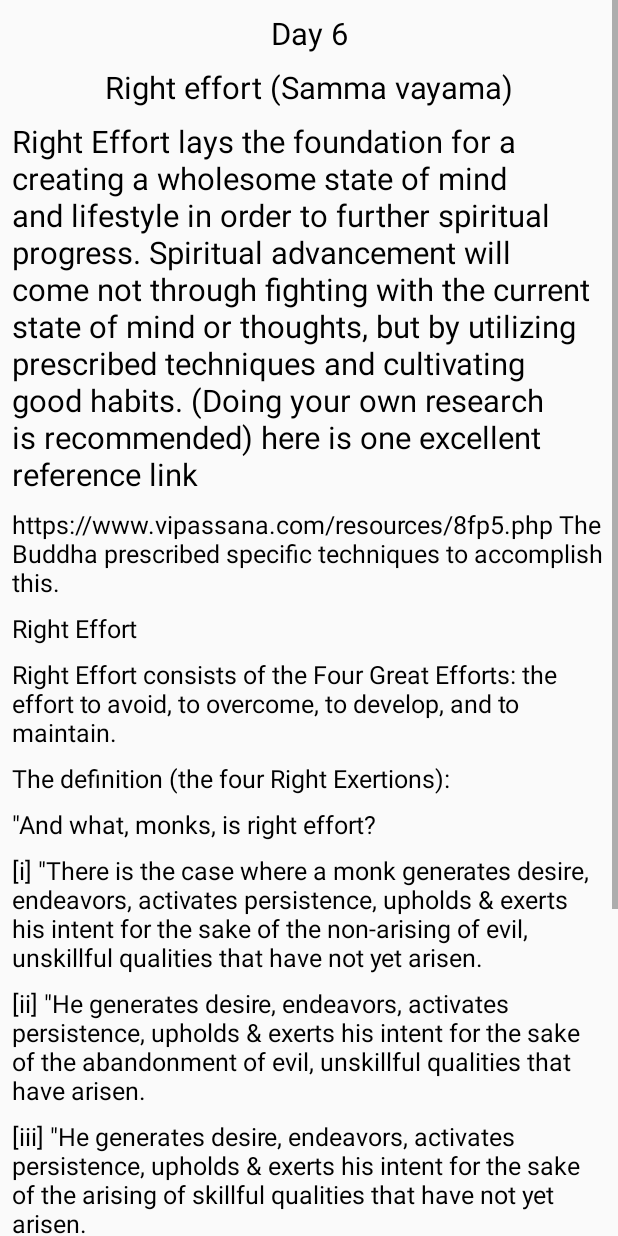
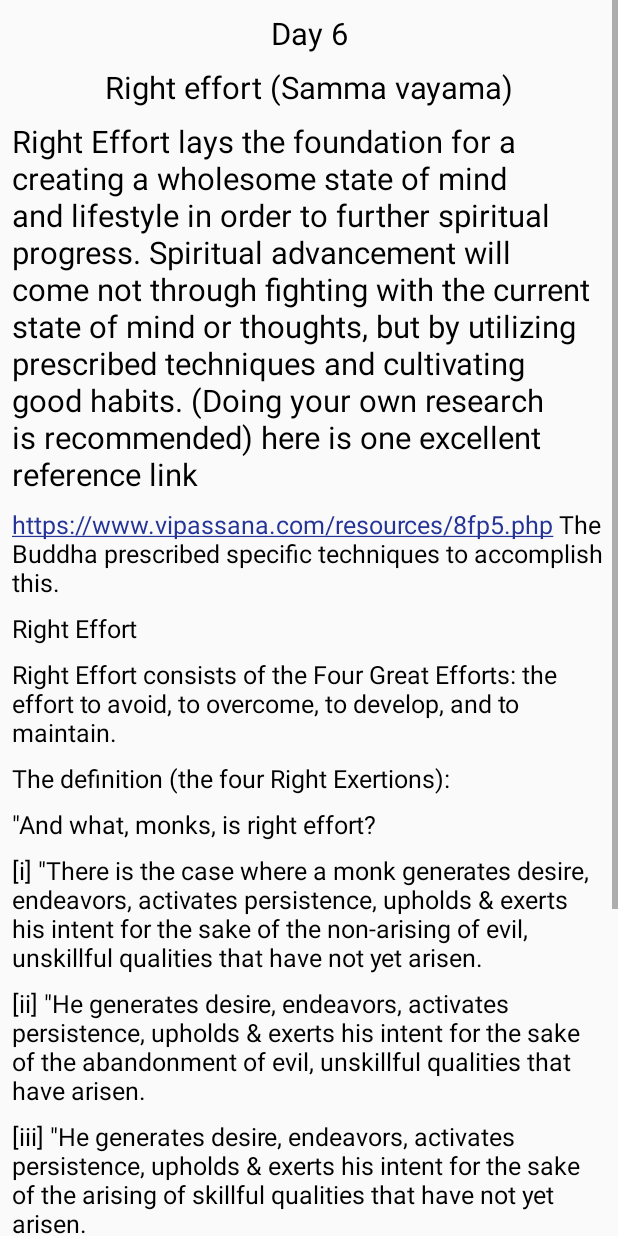
Before and after one commit to Brinfotech1407/BuddhaEightDayChallange, an Android app: the layout activity_day_six_teaching.xml on its own in the app's theme, with its tools: preview values and no code run, on a phone screen of 412 x 824 dp. Run offline under Robolectric (Android 15) with nearby library versions, the light colour scheme and no system bars; Roboto replaces fonts that are not available here.

Commit message:
link clickable set.

```diff
--- a/app/src/main/res/layout/activity_day_six_meditation.xml
+++ b/app/src/main/res/layout/activity_day_six_meditation.xml
@@ -44,7 +44,7 @@
                 android:text="Today's Meditation for Right Effort is simply practicing concentration, that is one of the
 prescribed techniques to help remedy worry or restlessness."
                 android:textColor="@color/colorBlack"
-                android:textSize="@dimen/titleTextSize" />
+                android:textSize="@dimen/normalTextSize" />
 
 
             <com.brinfotech.feedbacksystem.customClasses.FontsTextView
@@ -171,6 +171,9 @@ arisen: This, monks, is called right effort.'
                 android:layout_marginLeft="@dimen/common_margin"
                 android:layout_marginTop="@dimen/common_margin"
                 android:layout_marginRight="@dimen/common_margin"
+                android:linksClickable="true"
+                android:autoLink="web"
+                android:textColorLink="@color/colorBlue"
                 android:text='Right Effort lays the foundation for a creating a wholesome
 state of mind and lifestyle in order to further spiritual
 progress. It`s not through fighting with the current state of
--- a/app/src/main/res/layout/activity_day_six_teaching.xml
+++ b/app/src/main/res/layout/activity_day_six_teaching.xml
@@ -57,6 +57,9 @@ recommended) here is one excellent reference link "
                 android:layout_marginLeft="@dimen/common_margin"
                 android:layout_marginTop="@dimen/common_margin"
                 android:layout_marginRight="@dimen/common_margin"
+                android:linksClickable="true"
+                android:autoLink="web"
+                android:textColorLink="@color/colorBlue"
                 android:text="https://www.vipassana.com/resources/8fp5.php The Buddha prescribed specific
 techniques to accomplish this."
                 android:textColor="@color/colorBlack"
@@ -170,6 +173,9 @@ arisen: This, monks, is called right effort.'
                 android:layout_marginLeft="@dimen/common_margin"
                 android:layout_marginTop="@dimen/common_margin"
                 android:layout_marginRight="@dimen/common_margin"
+                android:linksClickable="true"
+                android:autoLink="web"
+                android:textColorLink="@color/colorBlue"
                 android:text='Right Effort lays the foundation for a creating a wholesome
 state of mind and lifestyle in order to further spiritual
 progress. It`s not through fighting with the current state of
```
